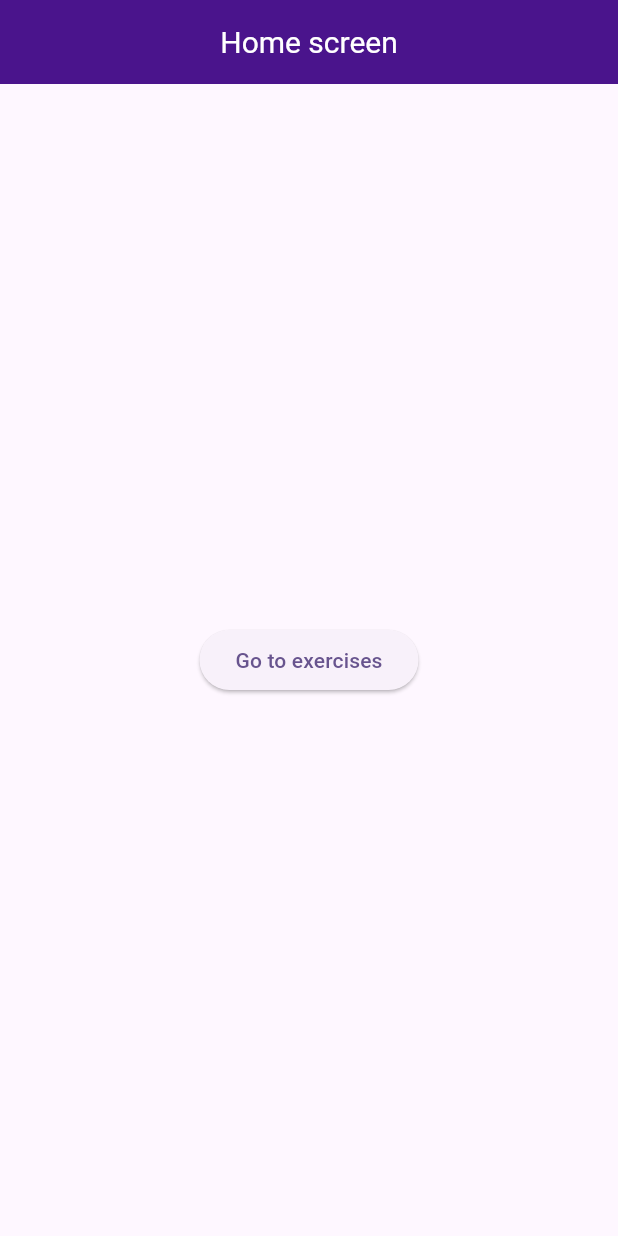
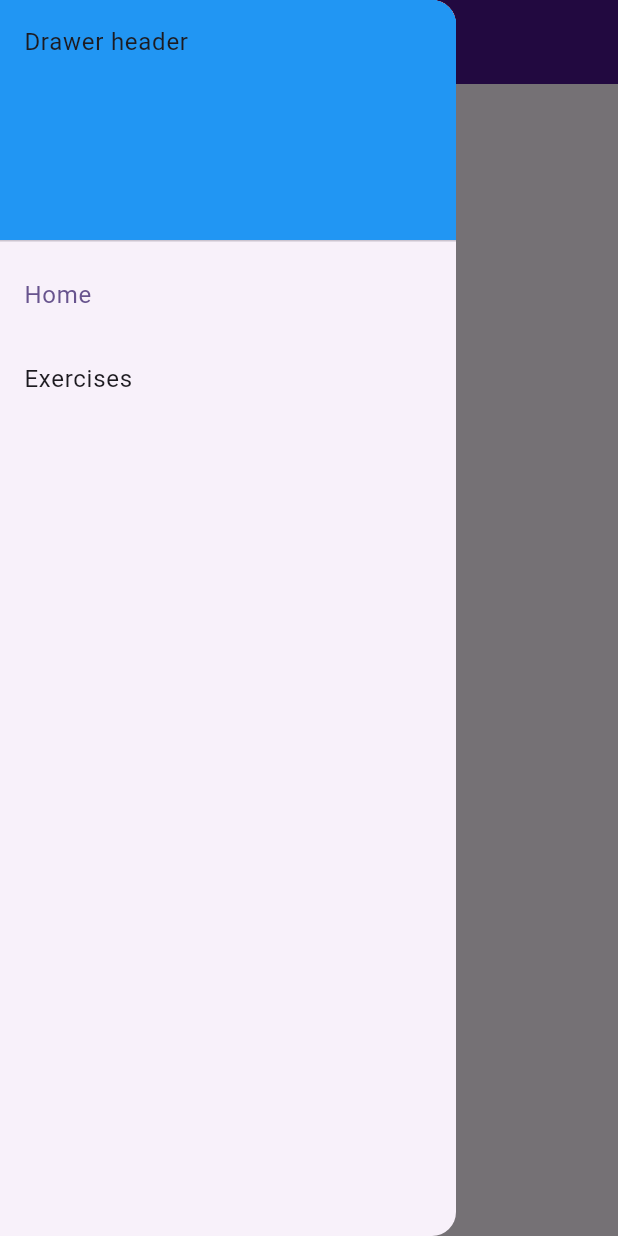
Before and after one commit to luucvanderzee/fitness-app, a Flutter app: the screen it shows after launch, with the side drawer open (before the commit the screen has no drawer), on a phone screen of 412 x 824 dp. Run offline on Flutter 3.47's test engine with Material 3 defaults, Android fonts, the phone set to English and light mode, and no system bars; our stand-ins replace go_router, sqflite; accounts and stored records are empty.

Commit message:
Add drawer

```diff
--- a/lib/router.dart
+++ b/lib/router.dart
@@ -11,14 +11,12 @@ final GoRouter router = GoRouter(
       builder: (BuildContext context, GoRouterState state) {
         return const Home();
       },
-      routes: <RouteBase>[
-        GoRoute(
-          path: 'exercises',
-          builder: (BuildContext context, GoRouterState state) {
-            return const Exercises();
-          },
-        ),
-      ],
     ),
+    GoRoute(
+      path: '/exercises',
+      builder: (BuildContext context, GoRouterState state) {
+        return const Exercises();
+      },
+    )
   ],
 );
--- a/lib/screens/exercises.dart
+++ b/lib/screens/exercises.dart
@@ -1,5 +1,6 @@
 import 'package:flutter/material.dart';
 import '../widgets/top_bar.dart';
+import '../widgets/drawer_menu.dart';
 
 class Exercises extends StatelessWidget {
   const Exercises({super.key});
@@ -7,10 +8,11 @@ class Exercises extends StatelessWidget {
   @override
   Widget build(BuildContext context) {
     return const Scaffold(
-      appBar: TopBar(title: "Exercises"),
+      appBar: TopBar(title: 'Exercises'),
       body: Center(
-        child: Text("Here you will be able to manage exercises"),
+        child: Text('Here you will be able to manage exercises'),
       ),
+      drawer: DrawerMenu(),
     );
   }
 }
--- a/lib/screens/home.dart
+++ b/lib/screens/home.dart
@@ -1,6 +1,7 @@
 import 'package:flutter/material.dart';
 import 'package:go_router/go_router.dart';
 import '../widgets/top_bar.dart';
+import '../widgets/drawer_menu.dart';
 
 class Home extends StatelessWidget {
   const Home({super.key});
@@ -8,13 +9,14 @@ class Home extends StatelessWidget {
   @override
   Widget build(BuildContext context) {
     return Scaffold(
-      appBar: const TopBar(title: "Home screen"),
+      appBar: const TopBar(title: 'Home screen'),
       body: Center(
         child: ElevatedButton(
           onPressed: () => context.go('/exercises'),
-          child: const Text("Go to exercises"),
+          child: const Text('Go to exercises'),
         ),
       ),
+      drawer: const DrawerMenu(),
     );
   }
 }
--- /dev/null
+++ b/lib/widgets/drawer_menu.dart
@@ -0,0 +1,38 @@
+import 'package:flutter/material.dart';
+import 'package:go_router/go_router.dart';
+
+class DrawerMenu extends StatelessWidget {
+  const DrawerMenu({super.key});
+
+  bool _isLocation(BuildContext context, String route) {
+    final router = GoRouter.of(context);
+    final currentRoute = router.routeInformationProvider.value.uri;
+
+    return route == currentRoute.toString();
+  }
+
+  @override
+  Widget build(BuildContext context) {
+    return Drawer(
+      child: ListView(
+        padding: EdgeInsets.zero,
+        children: [
+          const DrawerHeader(
+            decoration: BoxDecoration(color: Colors.blue),
+            child: Text('Drawer header'),
+          ),
+          ListTile(
+            title: const Text('Home'),
+            selected: _isLocation(context, '/'),
+            onTap: () => context.go('/'),
+          ),
+          ListTile(
+            title: const Text('Exercises'),
+            selected: _isLocation(context, '/exercises'),
+            onTap: () => context.go('/exercises'),
+          )
+        ],
+      ),
+    );
+  }
+}
```
